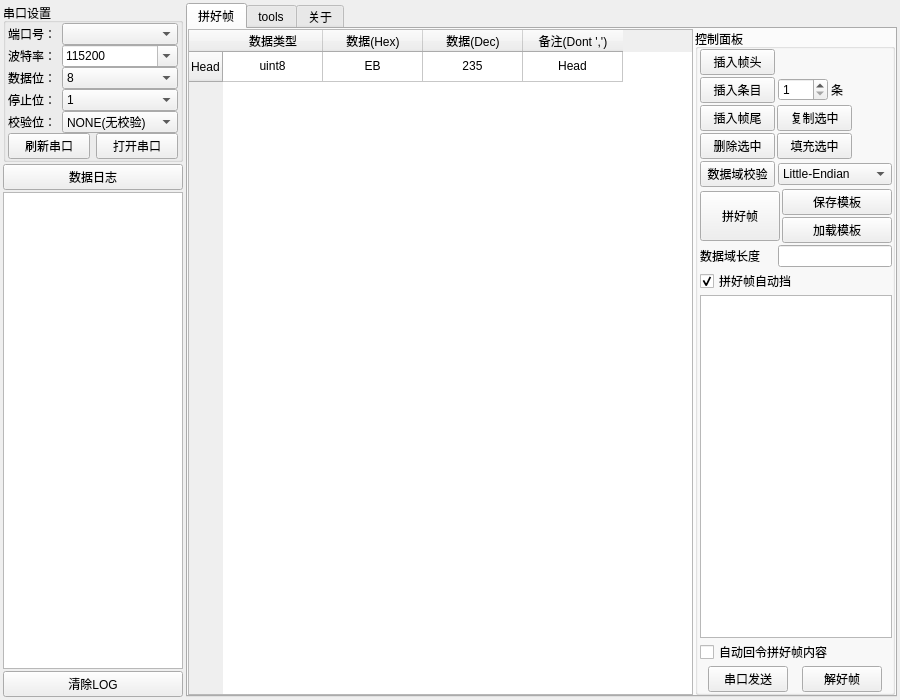
This is widget.ui in Sadaharuuu/PinHZ as Qt 5 draws it before an edit. The edited form follows.
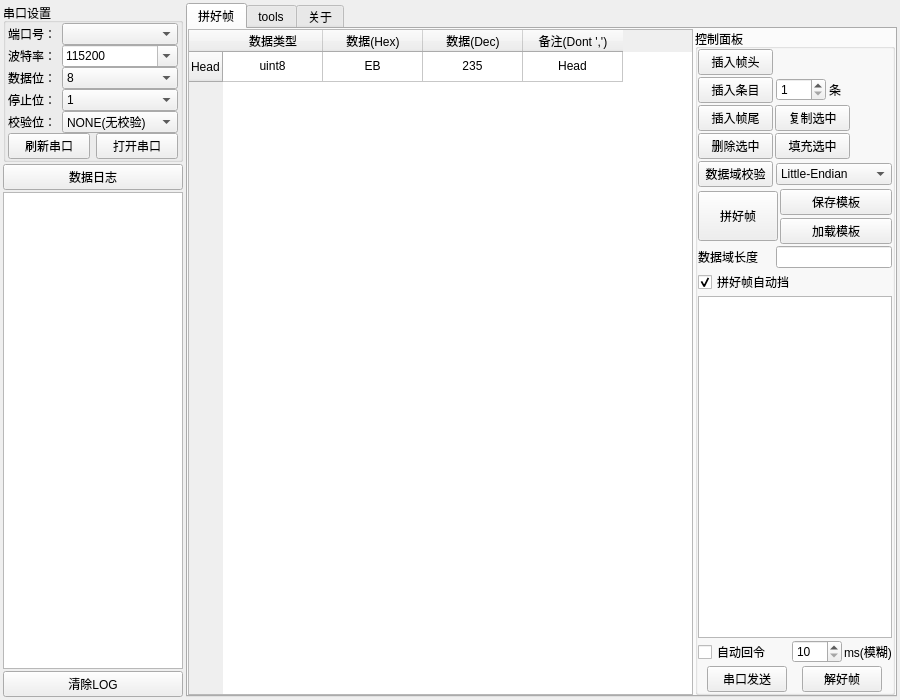
This is the edited form. Icons and pictures are not drawn.

What changed in the file:
```diff
--- a/widget.ui
+++ b/widget.ui
@@ -511,7 +511,7 @@
               <number>2</number>
              </property>
              <property name="leftMargin">
-              <number>2</number>
+              <number>0</number>
              </property>
              <property name="topMargin">
               <number>0</number>
@@ -774,7 +774,7 @@
                <item>
                 <layout class="QVBoxLayout" name="verticalLayout_9">
                  <property name="spacing">
-                  <number>2</number>
+                  <number>3</number>
                  </property>
                  <item>
                   <widget class="QPushButton" name="button_PinHZSave">
@@ -893,11 +893,63 @@
               </widget>
              </item>
              <item>
-              <widget class="QCheckBox" name="check_autoReply">
-               <property name="text">
-                <string>自动回令拼好帧内容</string>
+              <layout class="QHBoxLayout" name="horizontalLayout_9">
+               <property name="spacing">
+                <number>2</number>
                </property>
-              </widget>
+               <item>
+                <widget class="QCheckBox" name="check_autoReply">
+                 <property name="text">
+                  <string>自动回令</string>
+                 </property>
+                </widget>
+               </item>
+               <item>
+                <spacer name="horizontalSpacer">
+                 <property name="orientation">
+                  <enum>Qt::Horizontal</enum>
+                 </property>
+                 <property name="sizeHint" stdset="0">
+                  <size>
+                   <width>40</width>
+                   <height>20</height>
+                  </size>
+                 </property>
+                </spacer>
+               </item>
+               <item>
+                <widget class="QSpinBox" name="spinBox_replyTime">
+                 <property name="minimumSize">
+                  <size>
+                   <width>50</width>
+                   <height>0</height>
+                  </size>
+                 </property>
+                 <property name="maximumSize">
+                  <size>
+                   <width>50</width>
+                   <height>16777215</height>
+                  </size>
+                 </property>
+                 <property name="minimum">
+                  <number>10</number>
+                 </property>
+                 <property name="maximum">
+                  <number>9999</number>
+                 </property>
+                 <property name="value">
+                  <number>10</number>
+                 </property>
+                </widget>
+               </item>
+               <item>
+                <widget class="QLabel" name="label_3">
+                 <property name="text">
+                  <string>ms(模糊)</string>
+                 </property>
+                </widget>
+               </item>
+              </layout>
              </item>
              <item>
               <layout class="QHBoxLayout" name="horizontalLayout_16">
```
Left out of the diff: 8 changed lines with no effect on the pictures.
